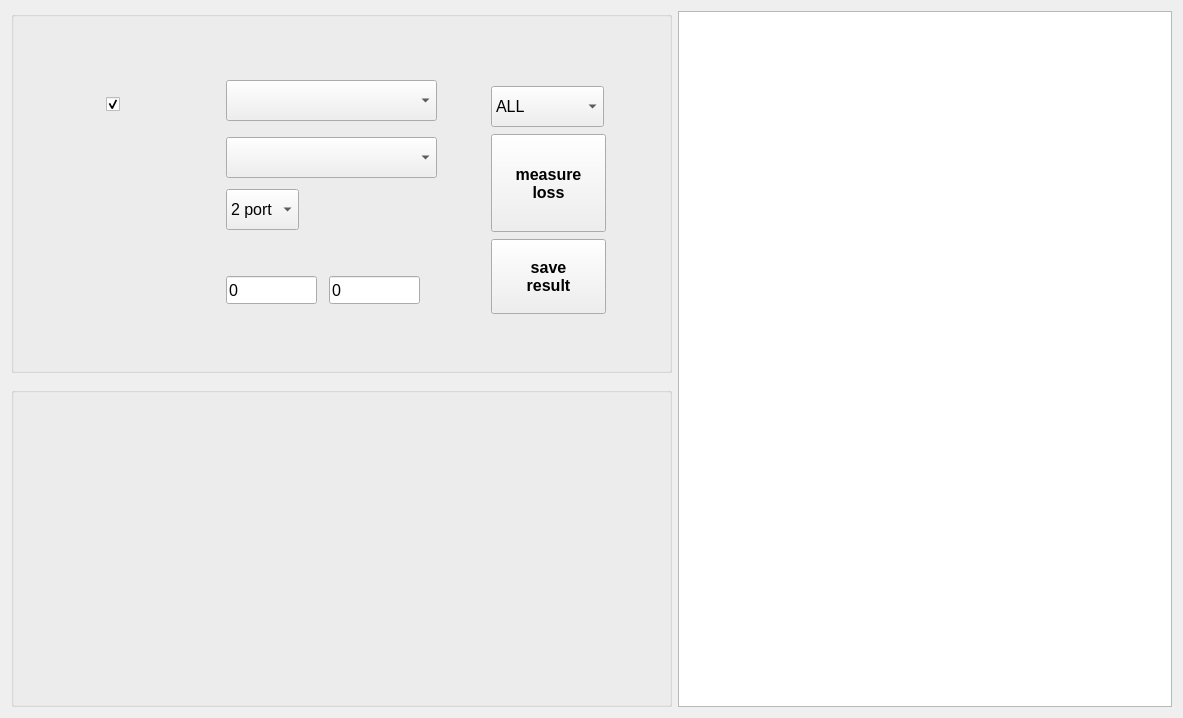
The window that widget.ui (cgub0021142/cableloss) describes before a commit, drawn with Qt 5.
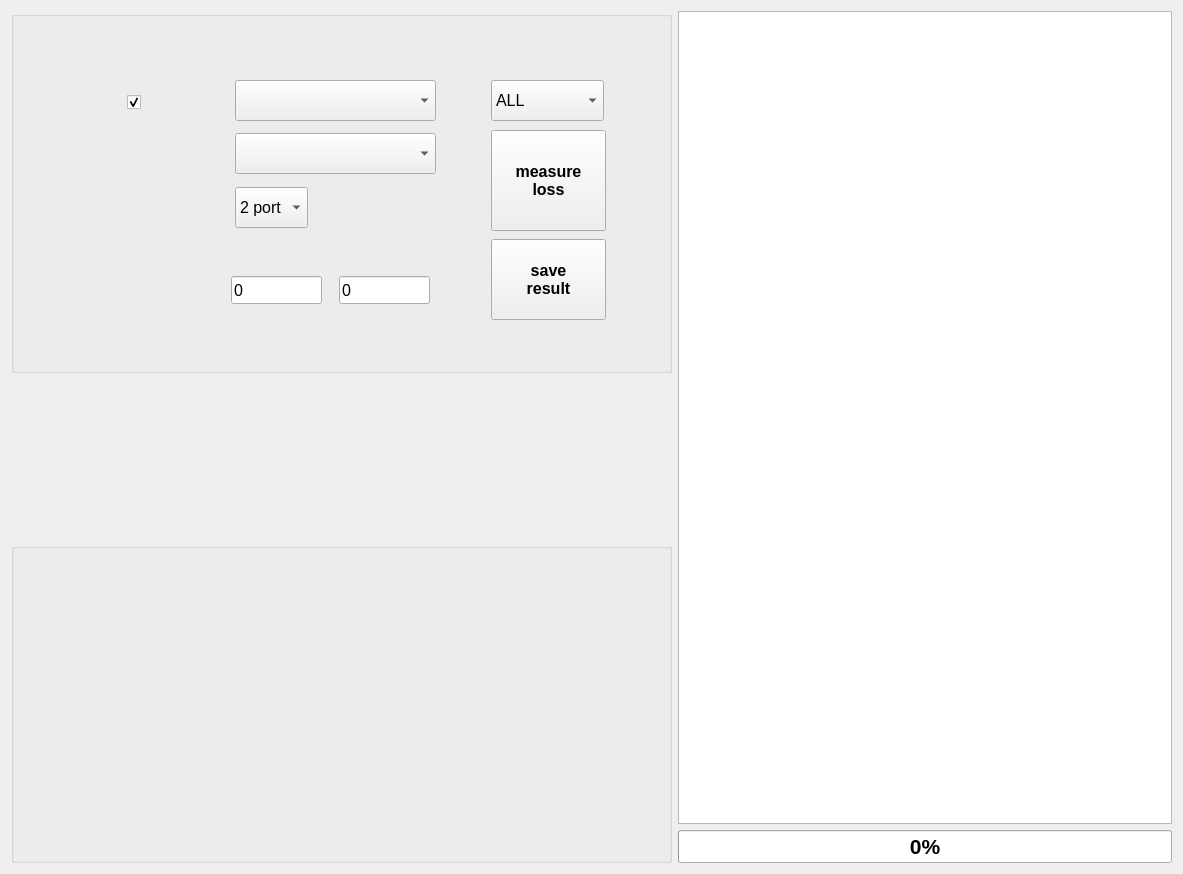
The same window after the commit. Icons and pictures are not drawn.

Commit message: 開始便亂

What changed in the file:
```diff
--- a/widget.ui
+++ b/widget.ui
@@ -7,7 +7,7 @@
     <x>0</x>
     <y>0</y>
     <width>1183</width>
-    <height>718</height>
+    <height>874</height>
    </rect>
   </property>
   <property name="font">
@@ -19,8 +19,54 @@
    <string>Widget</string>
   </property>
   <layout class="QGridLayout" name="gridLayout">
+   <item row="2" column="0" rowspan="2">
+    <widget class="QGroupBox" name="gb_connection">
+     <property name="sizePolicy">
+      <sizepolicy hsizetype="Fixed" vsizetype="Fixed">
+       <horstretch>0</horstretch>
+       <verstretch>0</verstretch>
+      </sizepolicy>
+     </property>
+     <property name="minimumSize">
+      <size>
+       <width>313</width>
+       <height>320</height>
+      </size>
+     </property>
+     <property name="maximumSize">
+      <size>
+       <width>800</width>
+       <height>9999</height>
+      </size>
+     </property>
+     <property name="font">
+      <font>
+       <pointsize>16</pointsize>
+      </font>
+     </property>
+     <property name="styleSheet">
+      <string notr="true">
+border-image:url(&quot;:/connection_sketch/1-4.png&quot;);</string>
+     </property>
+     <property name="title">
+      <string/>
+     </property>
+     <property name="alignment">
+      <set>Qt::AlignBottom|Qt::AlignJustify</set>
+     </property>
+     <property name="flat">
+      <bool>false</bool>
+     </property>
+     <property name="checkable">
+      <bool>false</bool>
+     </property>
+    </widget>
+   </item>
    <item row="0" column="0">
     <widget class="QGroupBox" name="gb_setting">
+     <property name="enabled">
+      <bool>true</bool>
+     </property>
      <property name="sizePolicy">
       <sizepolicy hsizetype="Fixed" vsizetype="Fixed">
        <horstretch>0</horstretch>
@@ -55,7 +101,7 @@
       <property name="geometry">
        <rect>
         <x>480</x>
-        <y>75</y>
+        <y>69</y>
         <width>113</width>
         <height>41</height>
        </rect>
@@ -90,8 +136,8 @@
      <widget class="QComboBox" name="cbo_total_port">
       <property name="geometry">
        <rect>
-        <x>215</x>
-        <y>178</y>
+        <x>224</x>
+        <y>176</y>
         <width>73</width>
         <height>41</height>
        </rect>
@@ -126,7 +172,7 @@
      <widget class="QLineEdit" name="offset_24xx">
       <property name="geometry">
        <rect>
-        <x>215</x>
+        <x>220</x>
         <y>265</y>
         <width>91</width>
         <height>28</height>
@@ -144,7 +190,7 @@
      <widget class="QLineEdit" name="offset_5xxx">
       <property name="geometry">
        <rect>
-        <x>318</x>
+        <x>328</x>
         <y>265</y>
         <width>91</width>
         <height>28</height>
@@ -171,7 +217,7 @@
         <x>480</x>
         <y>228</y>
         <width>115</width>
-        <height>75</height>
+        <height>81</height>
        </rect>
       </property>
       <property name="sizePolicy">
@@ -202,9 +248,9 @@
       <property name="geometry">
        <rect>
         <x>480</x>
-        <y>123</y>
+        <y>119</y>
         <width>115</width>
-        <height>98</height>
+        <height>101</height>
        </rect>
       </property>
       <property name="minimumSize">
@@ -228,9 +274,9 @@
      <widget class="QComboBox" name="cbo_port_option">
       <property name="geometry">
        <rect>
-        <x>215</x>
-        <y>126</y>
-        <width>211</width>
+        <x>224</x>
+        <y>122</y>
+        <width>201</width>
         <height>41</height>
        </rect>
       </property>
@@ -249,8 +295,8 @@
      <widget class="QCheckBox" name="use_localhost">
       <property name="geometry">
        <rect>
-        <x>95</x>
-        <y>84</y>
+        <x>116</x>
+        <y>82</y>
         <width>21</width>
         <height>19</height>
        </rect>
@@ -265,9 +311,9 @@
      <widget class="QComboBox" name="cbo_ip_destination">
       <property name="geometry">
        <rect>
-        <x>215</x>
+        <x>224</x>
         <y>69</y>
-        <width>211</width>
+        <width>201</width>
         <height>41</height>
        </rect>
       </property>
@@ -279,7 +325,9 @@
       </property>
       <property name="font">
        <font>
-        <pointsize>12</pointsize>
+        <pointsize>16</pointsize>
+        <weight>75</weight>
+        <bold>true</bold>
        </font>
       </property>
      </widget>
@@ -317,46 +365,20 @@
      </property>
     </spacer>
    </item>
-   <item row="2" column="0">
-    <widget class="QGroupBox" name="gb_connection">
-     <property name="sizePolicy">
-      <sizepolicy hsizetype="Fixed" vsizetype="Fixed">
-       <horstretch>0</horstretch>
-       <verstretch>0</verstretch>
-      </sizepolicy>
-     </property>
-     <property name="minimumSize">
-      <size>
-       <width>313</width>
-       <height>320</height>
-      </size>
-     </property>
-     <property name="maximumSize">
-      <size>
-       <width>800</width>
-       <height>9999</height>
-      </size>
-     </property>
+   <item row="3" column="1">
+    <widget class="QProgressBar" name="progressBar">
      <property name="font">
       <font>
        <pointsize>16</pointsize>
+       <weight>75</weight>
+       <bold>true</bold>
       </font>
      </property>
-     <property name="styleSheet">
-      <string notr="true">
-border-image:url(&quot;:/connection_sketch/1-4.png&quot;);</string>
+     <property name="value">
+      <number>0</number>
      </property>
-     <property name="title">
-      <string/>
-     </property>
-     <property name="alignment">
-      <set>Qt::AlignBottom|Qt::AlignJustify</set>
-     </property>
-     <property name="flat">
-      <bool>false</bool>
-     </property>
-     <property name="checkable">
-      <bool>false</bool>
+     <property name="format">
+      <string>%p%</string>
      </property>
     </widget>
    </item>
```
The commit also changes 2 other files.
